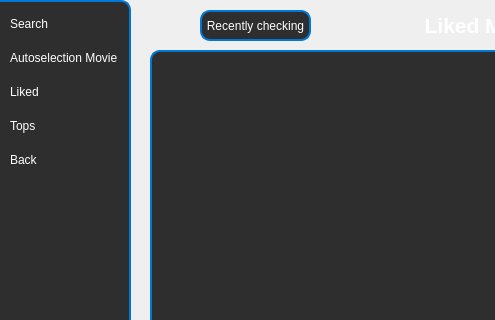
Above: source/interface/MainWindow.ui from ValldemarXorin/Labs-2-cours before the change; both pictures show x 0 to 495 and y 0 to 320 of the 615 by 445 pixel window. Below: the same form after it.
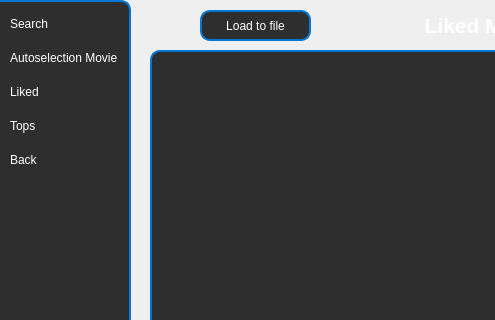
That is the form after the change.

```diff
--- a/source/interface/MainWindow.ui
+++ b/source/interface/MainWindow.ui
@@ -534,7 +534,7 @@
 </string>
       </property>
       <property name="text">
-       <string>Recently checking</string>
+       <string>Load to file</string>
       </property>
      </widget>
      <zorder>MenuButtonLikedPage</zorder>
```
Left out of the diff: 4 changed lines with no effect on the pictures.
